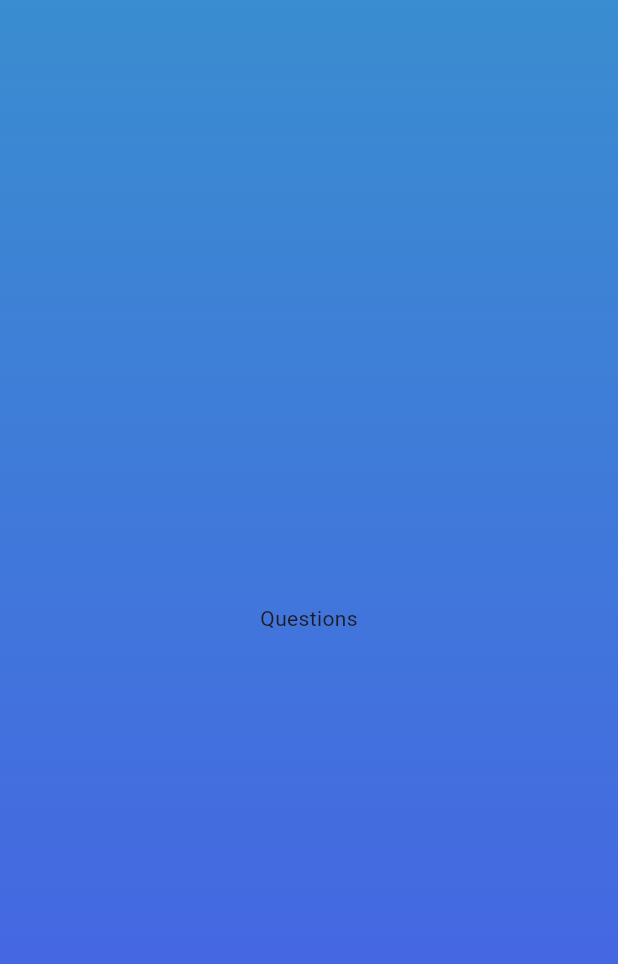
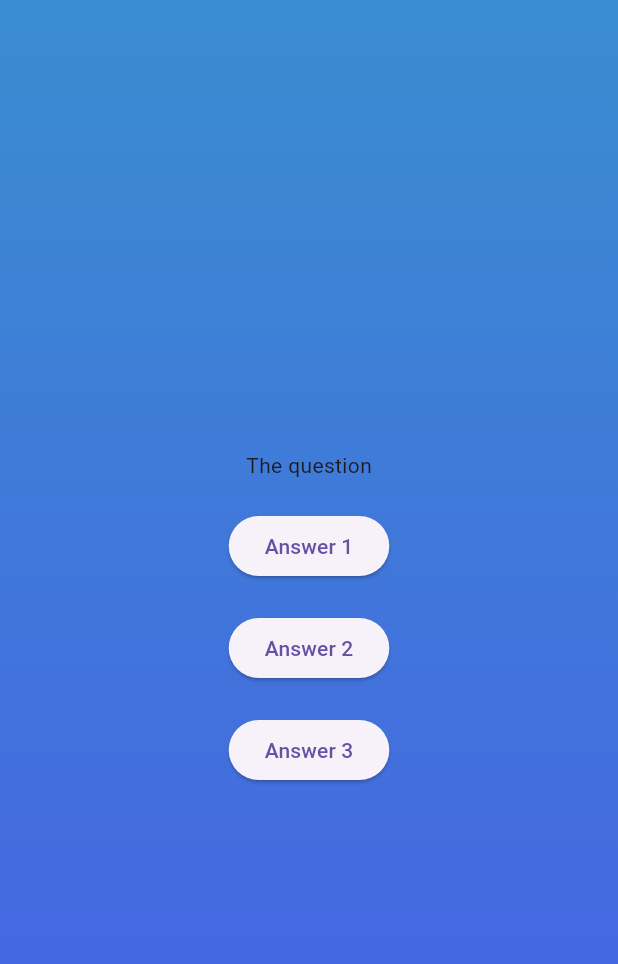
Before and after one commit to MichalMatu/quiz, a Flutter app: the screen it shows after launch, after a tap on "Play Quiz", on a phone screen of 412 x 824 dp. Shown: the top 964 px of the screen. Run offline on Flutter 3.47's test engine with Material 3 defaults, Android fonts, the light colour scheme and no system bars.

Commit message:
quiz app questions start

```diff
--- /dev/null
+++ b/lib/data/questions.dart
@@ -0,0 +1,55 @@
+import 'package:quiz/models/quiz_question.dart';
+
+const questions = [
+  QuizQuestion(
+    'What are the main building blocks of Flutter UIs?',
+    [
+      'Widgets',
+      'Components',
+      'Blocks',
+      'Functions',
+    ],
+  ),
+  QuizQuestion('How are Flutter UIs built?', [
+    'By combining widgets in code',
+    'By combining widgets in a visual editor',
+    'By defining widgets in config files',
+    'By using XCode for iOS and Android Studio for Android',
+  ]),
+  QuizQuestion(
+    'What\'s the purpose of a StatefulWidget?',
+    [
+      'Update UI as data changes',
+      'Update data as UI changes',
+      'Ignore data changes',
+      'Render UI that does not depend on data',
+    ],
+  ),
+  QuizQuestion(
+    'Which widget should you try to use more often: StatelessWidget or StatefulWidget?',
+    [
+      'StatelessWidget',
+      'StatefulWidget',
+      'Both are equally good',
+      'None of the above',
+    ],
+  ),
+  QuizQuestion(
+    'What happens if you change data in a StatelessWidget?',
+    [
+      'The UI is not updated',
+      'The UI is updated',
+      'The closest StatefulWidget is updated',
+      'Any nested StatefulWidgets are updated',
+    ],
+  ),
+  QuizQuestion(
+    'How should you update data inside of StatefulWidgets?',
+    [
+      'By calling setState()',
+      'By calling updateData()',
+      'By calling updateUI()',
+      'By calling updateState()',
+    ],
+  ),
+];
--- /dev/null
+++ b/lib/models/quiz_question.dart
@@ -0,0 +1,5 @@
+class QuizQuestion {
+  const QuizQuestion(this.text, this.answers);
+  final String text;
+  final List<String> answers;
+}
--- a/lib/questions_screens.dart
+++ b/lib/questions_screens.dart
@@ -9,10 +9,34 @@
 }
 
 class _QuestionsScreenState extends State<QuestionsScreen> {
+  double space = 20;
   @override
   Widget build(BuildContext context) {
-    return const Center(
-      child: Text('Questions'),
+    return SizedBox(
+      width: double.infinity,
+      child: Column(
+        mainAxisAlignment: MainAxisAlignment.center,
+        children: [
+          const Text(
+            'The question',
+          ),
+          SizedBox(height: space),
+          ElevatedButton(
+            onPressed: () {},
+            child: const Text('Answer 1'),
+          ),
+          SizedBox(height: space),
+          ElevatedButton(
+            onPressed: () {},
+            child: const Text('Answer 2'),
+          ),
+          SizedBox(height: space),
+          ElevatedButton(
+            onPressed: () {},
+            child: const Text('Answer 3'),
+          ),
+        ],
+      ),
     );
   }
 }
```
